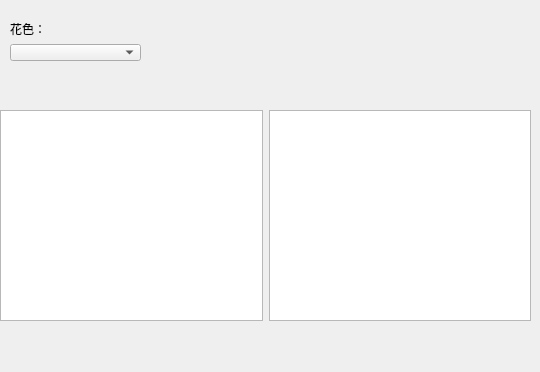
Qt form playtext.ui (wlhunag/assign_number) before a commit.
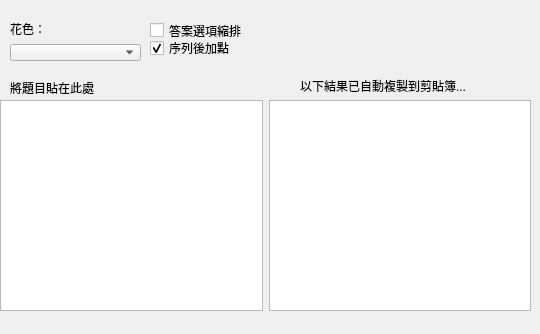
The same form after that commit.

Commit message: 增加縮排和點的選項

What changed in the file:
```diff
--- a/playtext.ui
+++ b/playtext.ui
@@ -7,7 +7,7 @@
     <x>0</x>
     <y>0</y>
     <width>540</width>
-    <height>372</height>
+    <height>334</height>
    </rect>
   </property>
   <property name="acceptDrops">
@@ -23,7 +23,7 @@
    <property name="geometry">
     <rect>
      <x>0</x>
-     <y>110</y>
+     <y>100</y>
      <width>531</width>
      <height>211</height>
     </rect>
@@ -59,6 +59,64 @@
     </item>
    </layout>
   </widget>
+  <widget class="QCheckBox" name="checkBox">
+   <property name="geometry">
+    <rect>
+     <x>150</x>
+     <y>20</y>
+     <width>131</width>
+     <height>21</height>
+    </rect>
+   </property>
+   <property name="toolTip">
+    <string>方便在word 中自動編號</string>
+   </property>
+   <property name="text">
+    <string>答案選項縮排</string>
+   </property>
+  </widget>
+  <widget class="QLabel" name="label_2">
+   <property name="geometry">
+    <rect>
+     <x>300</x>
+     <y>70</y>
+     <width>211</width>
+     <height>31</height>
+    </rect>
+   </property>
+   <property name="text">
+    <string>以下結果已自動複製到剪貼簿...</string>
+   </property>
+  </widget>
+  <widget class="QLabel" name="label_3">
+   <property name="geometry">
+    <rect>
+     <x>10</x>
+     <y>80</y>
+     <width>161</width>
+     <height>16</height>
+    </rect>
+   </property>
+   <property name="text">
+    <string>將題目貼在此處</string>
+   </property>
+  </widget>
+  <widget class="QCheckBox" name="checkBox_2">
+   <property name="geometry">
+    <rect>
+     <x>150</x>
+     <y>40</y>
+     <width>111</width>
+     <height>16</height>
+    </rect>
+   </property>
+   <property name="text">
+    <string>序列後加點</string>
+   </property>
+   <property name="checked">
+    <bool>true</bool>
+   </property>
+  </widget>
  </widget>
  <resources/>
  <connections>
```
Left out of the diff: 20 changed lines with no effect on the pictures. The commit also changes 2 other files.
